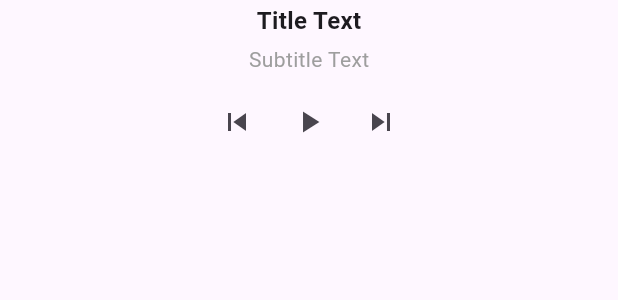
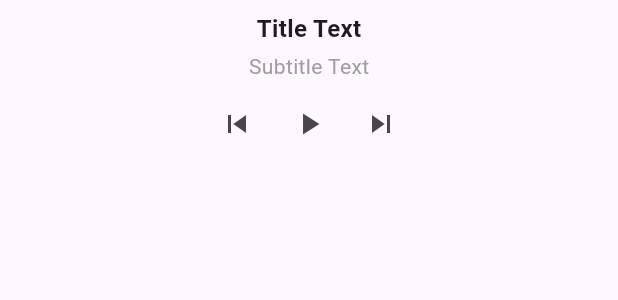
Before and after one commit to RhapsodySiu/shadowing_reader, a Flutter app: the LinePlayerCard widget shown alone on an empty page, opened directly, on a phone screen of 412 x 824 dp. Shown: the top 300 px of the screen. Run offline on Flutter 3.47's test engine with Material 3 defaults, Android fonts, the phone set to English and light mode, and no system bars; our stand-ins replace file_picker, video_player, web; missing offline and left inert: dart:js_interop, dart:ui_web.

```diff
--- a/lib/components/line_player_card.dart
+++ b/lib/components/line_player_card.dart
@@ -1,32 +1,50 @@
 import 'package:flutter/material.dart';
 
 class LinePlayerCard extends StatelessWidget {
-  const LinePlayerCard({super.key});
+  final bool isActive;
+  final VoidCallback? onTap;
+  final String title;
+  final String subtitle;
+
+  const LinePlayerCard({
+    super.key,
+    this.isActive = false,
+    this.onTap,
+    this.title = 'Title Text',
+    this.subtitle = 'Subtitle Text',
+  });
 
   @override
   Widget build(BuildContext context) {
-    return Container(
+    return GestureDetector(
+      onTap: onTap,
+      child: AnimatedContainer(
+        duration: const Duration(milliseconds: 250),
+        curve: Curves.easeOut,
         width: double.infinity,
-      height: 120.0,
+        height: isActive ? 180.0 : 120.0,
+        decoration: BoxDecoration(
+          color: isActive ? Theme.of(context).colorScheme.surface : Theme.of(context).colorScheme.surface.withOpacity(0.8),
+        ),
         child: Column(
           mainAxisAlignment: MainAxisAlignment.center,
           children: [
             Text(
-            'Title Text',
+              title,
               style: TextStyle(
-              fontSize: 16.0,
+                fontSize: isActive ? 18.0 : 16.0,
                 fontWeight: FontWeight.bold,
               ),
             ),
             SizedBox(height: 4.0),
             Text(
-            'Subtitle Text',
+              subtitle,
               style: TextStyle(
-              fontSize: 14.0,
+                fontSize: isActive ? 15.0 : 14.0,
                 color: Colors.grey,
               ),
             ),
-          SizedBox(height: 8.0),
+            SizedBox(height: isActive ? 8.0 : 4.0),
             Row(
               mainAxisAlignment: MainAxisAlignment.center,
               children: [
@@ -47,8 +65,9 @@ class LinePlayerCard extends StatelessWidget {
                 ),
               ],
             ),
-          SizedBox(height: 12.0),
+            SizedBox(height: 6.0),
           ],
+        ),
       ),
     );
   }
```
Also changed, not shown: lib/components/shadow_video_player.dart (renamed from lib/shadow_video_player.dart, +7 -6 lines), lib/components/web_video_player.dart (added, +39 -0 lines), lib/container/video_provider.dart (added, +20 -0 lines), lib/main.dart (+10 -23 lines), lib/models/video.dart (added, +23 -0 lines), lib/models/video_line.dart (added, +22 -0 lines), lib/notifiers/video_notifier.dart (added, +23 -0 lines), lib/pages/home_page.dart (+70 -61 lines). Lines whose indentation alone changed are shown as unchanged.
